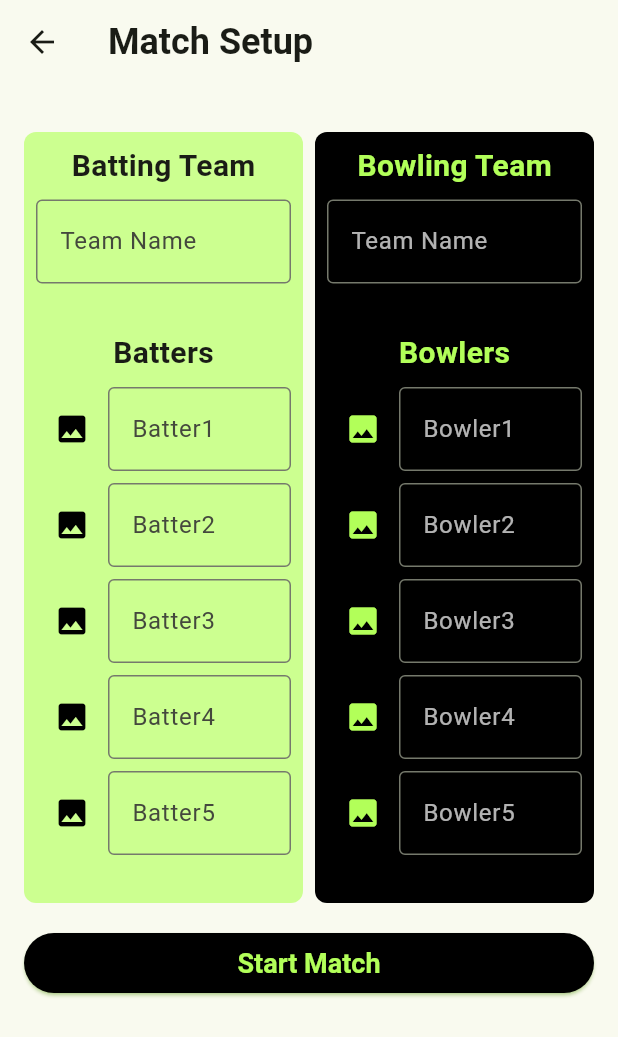
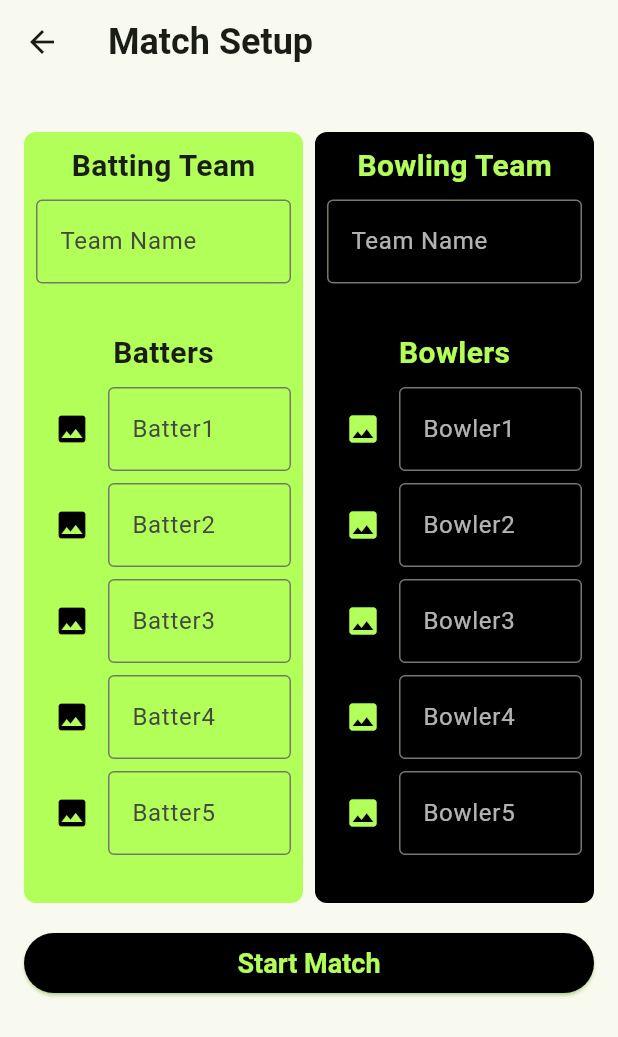
Before and after one commit to KMtouzhele/CricketScoreFlutter, a Flutter app: the screen it shows after launch, after a tap on "Create Match", on a phone screen of 412 x 824 dp. Shown: the top 1037 px of the screen. Run offline on Flutter 3.47's test engine with Material 3 defaults, Android fonts, the light colour scheme and no system bars; our stand-ins replace cloud_firestore, firebase_core, share; accounts and stored records are empty.

Commit message:
fixed some small bugs.

```diff
--- a/lib/data/datasource/match_setup_data.dart
+++ b/lib/data/datasource/match_setup_data.dart
@@ -24,6 +24,7 @@ class MatchSetupData implements MatchRepository {
   @override
   Future<String> addTeam(Team team) async {
     try {
+      print('Trying to save a new team...');
       DocumentReference docRef = await _db.collection('teams').add(team.toJson());
       print('Team added successfully with id: ${docRef.id}');
       return docRef.id;
--- a/lib/domain/usecases/user_add_ball.dart
+++ b/lib/domain/usecases/user_add_ball.dart
@@ -39,7 +39,7 @@ class UserAddBall {
           break;
           case '7': runs = 7;
           break;
-          case '8': runs = 8;
+          case '0': runs = 0;
           break;
           case '4S': runs = 4;
           ballType = BallType.fourBoundaries;
--- a/lib/presentation/common/custom_bowler_individual_object_widget.dart
+++ b/lib/presentation/common/custom_bowler_individual_object_widget.dart
@@ -17,6 +17,8 @@ class CustomBowlerIndividualObjectWidget extends StatelessWidget {
   @override
   Widget build(BuildContext context) {
     return IntrinsicHeight(
+      child: Padding(
+        padding: const EdgeInsets.only(top: 8.0),
         child: Container(
           padding: const EdgeInsets.all(16),
           decoration: BoxDecoration(
@@ -97,6 +99,7 @@ class CustomBowlerIndividualObjectWidget extends StatelessWidget {
             ],
           ),
         ),
+      ),
     );
   }
 }
--- a/lib/presentation/common/custom_list_object_widget.dart
+++ b/lib/presentation/common/custom_list_object_widget.dart
@@ -18,7 +18,7 @@ class CustomListObjectWidget extends StatelessWidget {
   @override
   Widget build(BuildContext context) {
     return Padding(
-      padding: const EdgeInsets.only(bottom: 8),
+      padding: const EdgeInsets.only(top: 8),
       child: IntrinsicHeight(
         child: Container(
           padding: const EdgeInsets.all(16),
--- a/lib/presentation/pages/match_history_page.dart
+++ b/lib/presentation/pages/match_history_page.dart
@@ -60,7 +60,7 @@ class _MatchHistoryPageState extends State<MatchHistoryPage> {
         child: SafeArea(
             child: Column(
                 children: [
-                  isLoading ?
+                  if(isLoading)
                   const Expanded(
                     child: Column(
                       children: [
@@ -74,7 +74,11 @@ class _MatchHistoryPageState extends State<MatchHistoryPage> {
                       ],
                     ),
                   )
-                  :
+                    else if (matchHistory.isEmpty)
+                    const Text(
+                        "No match history available."
+                    )
+                  else
                   Expanded(
                     child: Padding(
                       padding: const EdgeInsets.only(left: 16.0, right: 16.0),
--- a/lib/presentation/pages/match_setup_page.dart
+++ b/lib/presentation/pages/match_setup_page.dart
@@ -71,6 +71,7 @@ class _MatchSetupPageState extends State<MatchSetupPage> {
       Map<String, String> matchInfo = await _userCreateMatch.createMatch(
           battingTeamName, bowlingTeamName, battersMap, bowlersMap
       );
+      //Generated by Github Copilot
       if (mounted) {
         context.read<MatchInfoModel>().add(matchInfo);
         print(matchInfo);
@@ -176,7 +177,7 @@ class _MatchSetupPageState extends State<MatchSetupPage> {
                 child: Container(
                   padding: const EdgeInsets.all(8.0),
                   decoration: BoxDecoration(
-                    color: Colors.lightGreenAccent[100],
+                    color: Colors.lightGreenAccent,
                     borderRadius: BorderRadius.circular(8.0),
                   ),
                   child: Column(
```
Also changed, not shown: lib/presentation/common/custom_batter_individual_object_widget.dart (+9 -6 lines), lib/presentation/pages/individual_page.dart (+22 -1 lines), lib/presentation/pages/scoring_page.dart (+7 -7 lines). Lines whose indentation alone changed are shown as unchanged.
